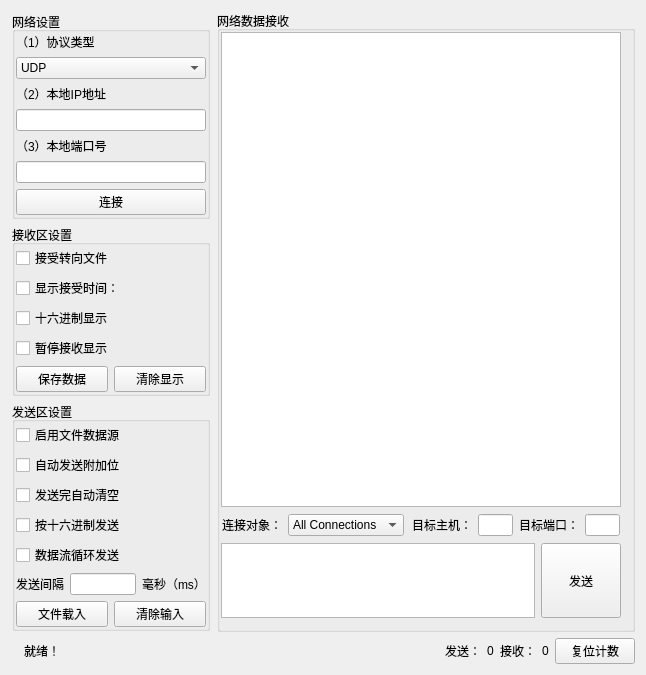
This is FNetworkDebuggingAssistant/FNetworkDebuggingAssistant.ui in 1005490940/Qt as Qt 5 draws it before an edit. The edited form follows.
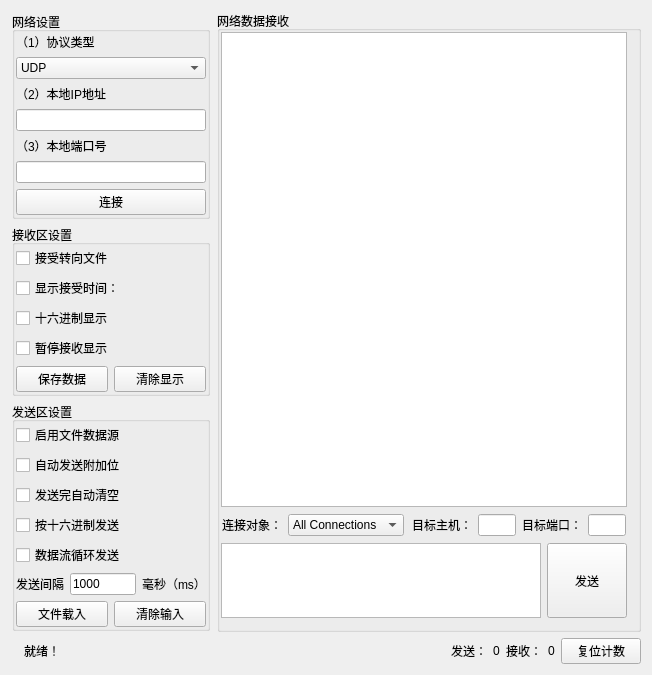
This is the edited form.

Patch:
```diff
--- a/FNetworkDebuggingAssistant/FNetworkDebuggingAssistant.ui
+++ b/FNetworkDebuggingAssistant/FNetworkDebuggingAssistant.ui
@@ -6,7 +6,7 @@
    <rect>
     <x>0</x>
     <y>0</y>
-    <width>646</width>
+    <width>652</width>
     <height>546</height>
    </rect>
   </property>
@@ -257,7 +257,11 @@
                 </widget>
                </item>
                <item>
-                <widget class="QLineEdit" name="lineEditSpacer"/>
+                <widget class="QLineEdit" name="lineEditSpacer">
+                 <property name="text">
+                  <string>1000</string>
+                 </property>
+                </widget>
                </item>
                <item>
                 <widget class="QLabel" name="label_5">
```
